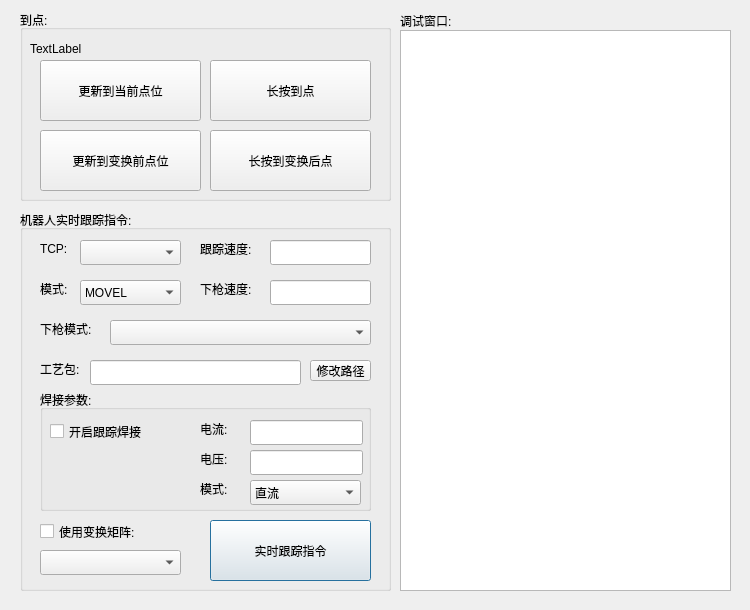
Qt form keytracerealtimedlg.ui (qubo188612/qtwelding) before a commit.
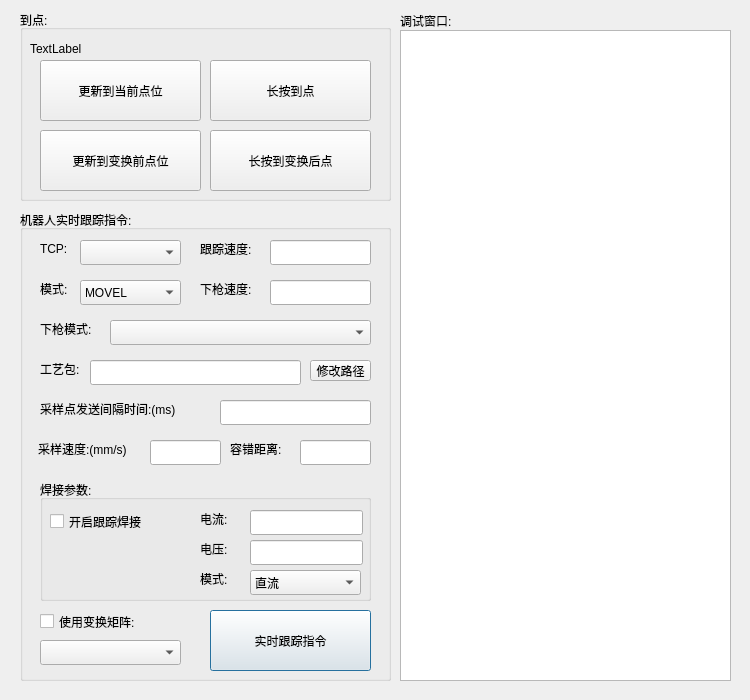
The same form after that commit.

```diff
--- a/keytracerealtimedlg.ui
+++ b/keytracerealtimedlg.ui
@@ -7,7 +7,7 @@
     <x>0</x>
     <y>0</y>
     <width>750</width>
-    <height>610</height>
+    <height>700</height>
    </rect>
   </property>
   <property name="windowTitle">
@@ -32,7 +32,7 @@
      <x>400</x>
      <y>30</y>
      <width>331</width>
-     <height>561</height>
+     <height>651</height>
     </rect>
    </property>
   </widget>
@@ -42,7 +42,7 @@
      <x>20</x>
      <y>210</y>
      <width>371</width>
-     <height>381</height>
+     <height>471</height>
     </rect>
    </property>
    <property name="title">
@@ -52,7 +52,7 @@
     <property name="geometry">
      <rect>
       <x>190</x>
-      <y>310</y>
+      <y>400</y>
       <width>161</width>
       <height>61</height>
      </rect>
@@ -152,7 +152,7 @@
     <property name="geometry">
      <rect>
       <x>20</x>
-      <y>340</y>
+      <y>430</y>
       <width>141</width>
       <height>25</height>
      </rect>
@@ -162,7 +162,7 @@
     <property name="geometry">
      <rect>
       <x>20</x>
-      <y>310</y>
+      <y>400</y>
       <width>131</width>
       <height>23</height>
      </rect>
@@ -201,7 +201,7 @@
     <property name="geometry">
      <rect>
       <x>20</x>
-      <y>180</y>
+      <y>270</y>
       <width>331</width>
       <height>121</height>
      </rect>
@@ -361,6 +361,75 @@
      </rect>
     </property>
    </widget>
+   <widget class="QLabel" name="label_4">
+    <property name="geometry">
+     <rect>
+      <x>20</x>
+      <y>190</y>
+      <width>171</width>
+      <height>17</height>
+     </rect>
+    </property>
+    <property name="text">
+     <string>采样点发送间隔时间:(ms)</string>
+    </property>
+   </widget>
+   <widget class="QLineEdit" name="tracerealtimesampletime">
+    <property name="geometry">
+     <rect>
+      <x>200</x>
+      <y>190</y>
+      <width>151</width>
+      <height>25</height>
+     </rect>
+    </property>
+   </widget>
+   <widget class="QLabel" name="label_5">
+    <property name="geometry">
+     <rect>
+      <x>18</x>
+      <y>230</y>
+      <width>111</width>
+      <height>17</height>
+     </rect>
+    </property>
+    <property name="text">
+     <string>采样速度:(mm/s)</string>
+    </property>
+   </widget>
+   <widget class="QLineEdit" name="tracerealtimesamplespeed">
+    <property name="geometry">
+     <rect>
+      <x>130</x>
+      <y>230</y>
+      <width>71</width>
+      <height>25</height>
+     </rect>
+    </property>
+   </widget>
+   <widget class="QLabel" name="label_6">
+    <property name="geometry">
+     <rect>
+      <x>210</x>
+      <y>230</y>
+      <width>71</width>
+      <height>17</height>
+     </rect>
+    </property>
+    <property name="text">
+     <string>容错距离:</string>
+    </property>
+   </widget>
+   <widget class="QLineEdit" name="tracerealtimeerrdis">
+    <property name="geometry">
+     <rect>
+      <x>280</x>
+      <y>230</y>
+      <width>71</width>
+      <height>25</height>
+     </rect>
+    </property>
+   </widget>
   </widget>
   <widget class="QGroupBox" name="groupBox_2">
    <property name="geometry">
```
